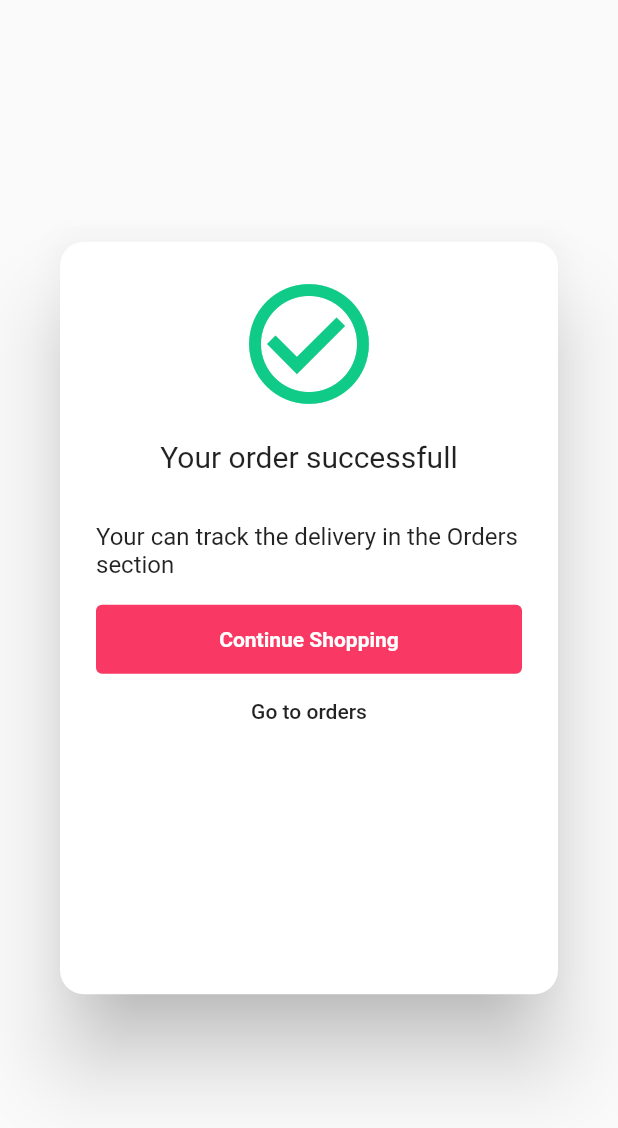
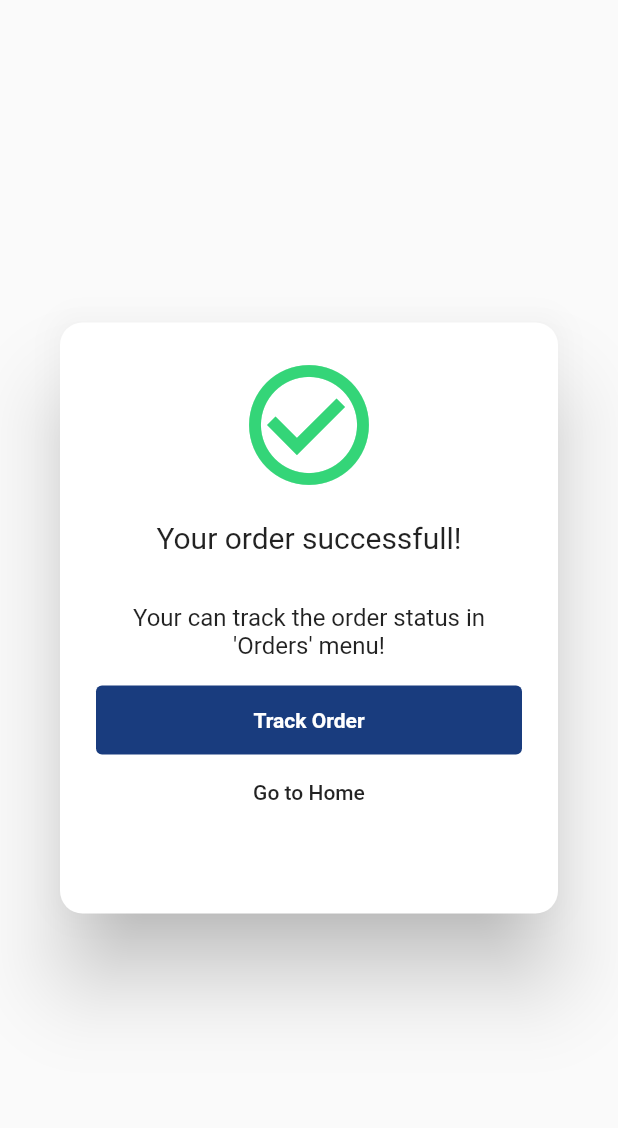
Before and after one commit to muthu-tm/food-order-app, a Flutter app: the OrderSuccessWidget widget shown alone on an empty page, opened directly, on a phone screen of 412 x 824 dp. Shown: the top 1128 px of the screen. Run offline on Flutter 3.47's test engine with Material 2 defaults, Android fonts, the phone set to English and light mode, and no system bars; our stand-ins replace cached_network_image, camera, carousel_pro, cloud_firestore, email_validator, firebase_analytics and 11 more; missing offline and left inert: encrypt, exif, geoflutterfire; accounts and stored records are empty; generated files the repository leaves out were written again; Roboto replaces fonts that are missing (Georgia).

Commit message:
minor ui changes

```diff
--- a/lib/screens/orders/OrderSuccessWidget.dart
+++ b/lib/screens/orders/OrderSuccessWidget.dart
@@ -1,4 +1,5 @@
 import 'package:chipchop_buyer/screens/home/HomeScreen.dart';
+import 'package:chipchop_buyer/screens/utils/CustomColors.dart';
 import 'package:flutter/material.dart';
 
 class OrderSuccessWidget extends StatelessWidget {
@@ -6,28 +7,32 @@ class OrderSuccessWidget extends StatelessWidget {
   Widget build(BuildContext context) {
     return AlertDialog(
       shape: RoundedRectangleBorder(
-            borderRadius: BorderRadius.all(Radius.circular(16.0))),
+        borderRadius: BorderRadius.all(
+          Radius.circular(15.0),
+        ),
+      ),
       content: Container(
-          height: MediaQuery.of(context).size.height / 1.8,
+        height: 350,
         child: Column(
           crossAxisAlignment: CrossAxisAlignment.center,
           children: <Widget>[
             Icon(
               Icons.check_circle_outline,
               size: 96,
-                color: Color(0xFF10CA88),
+              color: CustomColors.green,
             ),
             Padding(
-                padding: const EdgeInsets.symmetric(vertical: 16.0),
+              padding: EdgeInsets.symmetric(vertical: 16.0),
               child: Text(
-                  "Your order successfull",
+                "Your order successfull!",
                 style: TextStyle(fontSize: 20),
               ),
             ),
             Padding(
-                padding: const EdgeInsets.symmetric(vertical: 16.0),
+              padding: EdgeInsets.symmetric(vertical: 16.0),
               child: Text(
-                  "Your can track the delivery in the Orders section ",
+                "Your can track the order status in 'Orders' menu!",
+                textAlign: TextAlign.center,
                 style: TextStyle(fontSize: 16),
               ),
             ),
@@ -35,7 +40,7 @@ class OrderSuccessWidget extends StatelessWidget {
               shape: RoundedRectangleBorder(
                 borderRadius: BorderRadius.circular(4.0),
               ),
-                color: Color(0xFFF93963),
+              color: CustomColors.blue,
               onPressed: () => {},
               child: Container(
                 padding: EdgeInsets.symmetric(
@@ -57,10 +62,10 @@ class OrderSuccessWidget extends StatelessWidget {
                           );
                         },
                         child: Text(
-                            "Continue Shopping",
+                          "Track Order",
                           textAlign: TextAlign.center,
                           style: TextStyle(
-                                color: Colors.white,
+                              color: CustomColors.white,
                               fontWeight: FontWeight.bold),
                         ),
                       ),
@@ -70,8 +75,16 @@ class OrderSuccessWidget extends StatelessWidget {
               ),
             ),
             FlatButton(
-                child: Text("Go to orders"),
-                onPressed: () {},
+              child: Text("Go to Home"),
+              onPressed: () {
+                Navigator.push(
+                  context,
+                  MaterialPageRoute(
+                    builder: (context) => HomeScreen(),
+                    settings: RouteSettings(name: '/'),
+                  ),
+                );
+              },
             ),
           ],
         ),
```
Lines whose indentation alone changed are shown as unchanged.
